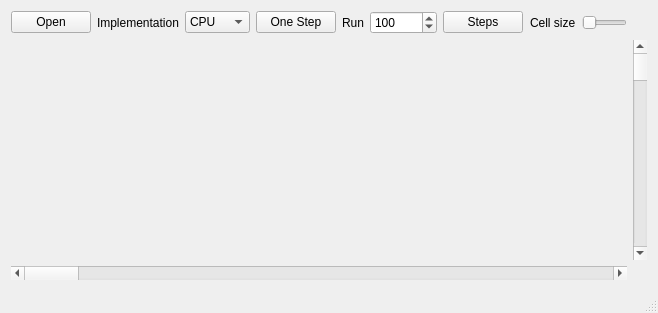
Before: the Qt Designer form wireworld-cuda/mainwindow.ui in eszkadev/wireworld-cuda, drawn with Qt 5.
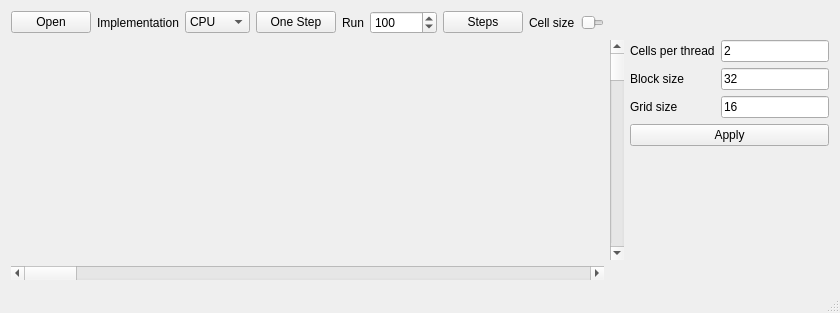
After: the same form once the commit is applied.

Diff of the .ui file:
```diff
--- a/wireworld-cuda/mainwindow.ui
+++ b/wireworld-cuda/mainwindow.ui
@@ -6,7 +6,7 @@
    <rect>
     <x>0</x>
     <y>0</y>
-    <width>658</width>
+    <width>840</width>
     <height>313</height>
    </rect>
   </property>
@@ -131,6 +131,80 @@
       </property>
      </widget>
     </item>
+    <item row="1" column="4">
+     <layout class="QFormLayout" name="formLayout">
+      <property name="formAlignment">
+       <set>Qt::AlignRight|Qt::AlignTop|Qt::AlignTrailing</set>
+      </property>
+      <item row="1" column="1">
+       <widget class="QLineEdit" name="cellsEdit">
+        <property name="sizePolicy">
+         <sizepolicy hsizetype="Fixed" vsizetype="Fixed">
+          <horstretch>0</horstretch>
+          <verstretch>0</verstretch>
+         </sizepolicy>
+        </property>
+        <property name="text">
+         <string>2</string>
+        </property>
+       </widget>
+      </item>
+      <item row="1" column="0">
+       <widget class="QLabel" name="label_4">
+        <property name="text">
+         <string>Cells per thread</string>
+        </property>
+       </widget>
+      </item>
+      <item row="2" column="0">
+       <widget class="QLabel" name="label_5">
+        <property name="text">
+         <string>Block size</string>
+        </property>
+       </widget>
+      </item>
+      <item row="3" column="0">
+       <widget class="QLabel" name="label_6">
+        <property name="text">
+         <string>Grid size</string>
+        </property>
+       </widget>
+      </item>
+      <item row="2" column="1">
+       <widget class="QLineEdit" name="blockEdit">
+        <property name="sizePolicy">
+         <sizepolicy hsizetype="Fixed" vsizetype="Fixed">
+          <horstretch>0</horstretch>
+          <verstretch>0</verstretch>
+         </sizepolicy>
+        </property>
+        <property name="text">
+         <string>32</string>
+        </property>
+       </widget>
+      </item>
+      <item row="3" column="1">
+       <widget class="QLineEdit" name="gridEdit">
+        <property name="sizePolicy">
+         <sizepolicy hsizetype="Fixed" vsizetype="Fixed">
+          <horstretch>0</horstretch>
+          <verstretch>0</verstretch>
+         </sizepolicy>
+        </property>
+        <property name="text">
+         <string>16</string>
+        </property>
+       </widget>
+      </item>
+      <item row="4" column="0" colspan="2">
+       <widget class="QPushButton" name="applyButton">
+        <property name="text">
+         <string>Apply</string>
+        </property>
+       </widget>
+      </item>
+     </layout>
+    </item>
    </layout>
   </widget>
   <widget class="QMenuBar" name="menuBar">
```
Left out of the diff: 8 changed lines with no effect on the pictures.
